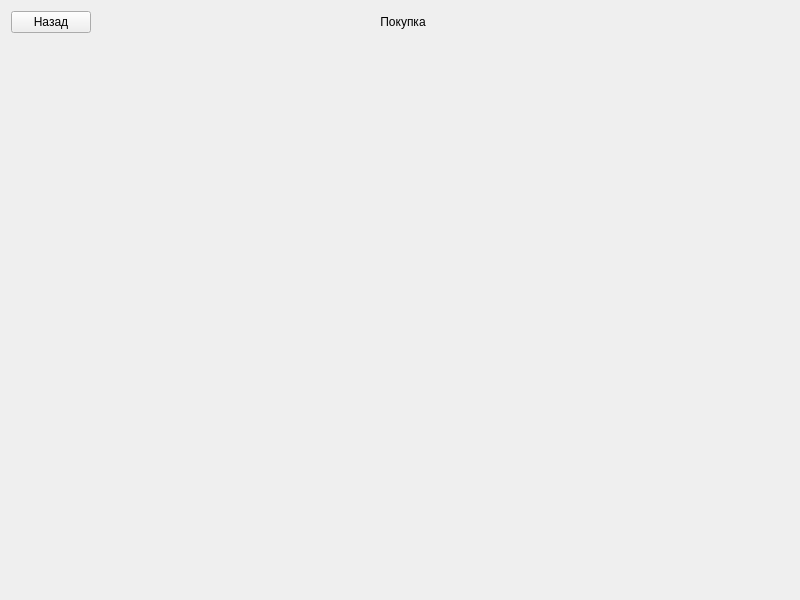
First picture: the form in shoppingwindow.ui, repository Sheron4ik/coursework, before the edit.
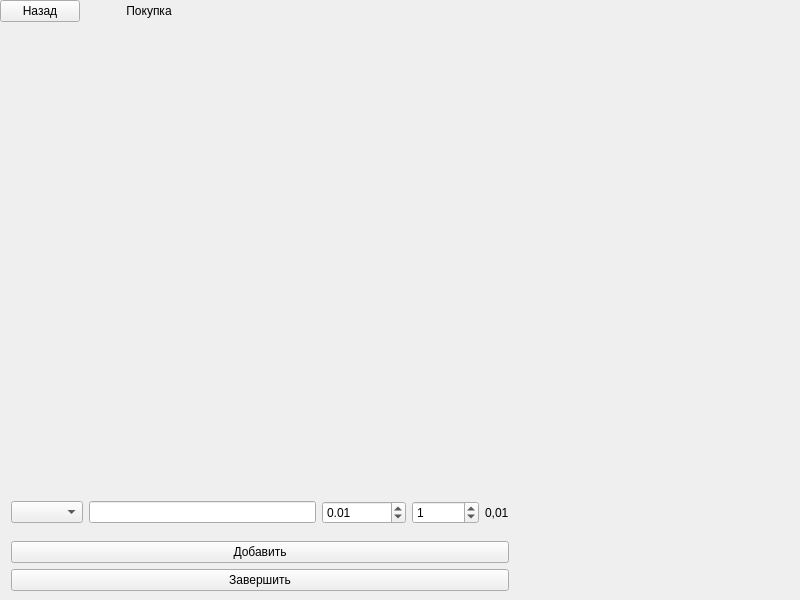
Second picture: the form after the edit.

Commit message: add fields and buttons for purchases in the ShoppingWindow

Patch:
```diff
--- a/shoppingwindow.ui
+++ b/shoppingwindow.ui
@@ -13,8 +13,7 @@
   <property name="windowTitle">
    <string>Form</string>
   </property>
-  <layout class="QVBoxLayout" name="verticalLayout">
-   <item>
+  <widget class="QWidget" name="">
     <layout class="QHBoxLayout" name="horizontalLayout_2">
      <item>
       <layout class="QHBoxLayout" name="horizontalLayout">
@@ -73,21 +72,70 @@
       </spacer>
      </item>
     </layout>
+  </widget>
+  <widget class="QWidget" name="">
+   <property name="geometry">
+    <rect>
+     <x>11</x>
+     <y>490</y>
+     <width>498</width>
+     <height>101</height>
+    </rect>
+   </property>
+   <layout class="QVBoxLayout" name="verticalLayout">
+    <item>
+     <layout class="QHBoxLayout" name="horizontalLayout_3">
+      <item>
+       <widget class="QComboBox" name="category"/>
    </item>
    <item>
-    <spacer name="verticalSpacer">
-     <property name="orientation">
-      <enum>Qt::Vertical</enum>
-     </property>
-     <property name="sizeHint" stdset="0">
-      <size>
-       <width>20</width>
-       <height>535</height>
-      </size>
-     </property>
-    </spacer>
-   </item>
-  </layout>
+       <widget class="QLineEdit" name="productName"/>
+      </item>
+      <item>
+       <widget class="QDoubleSpinBox" name="price">
+        <property name="maximum">
+         <double>999999999.990000009536743</double>
+        </property>
+        <property name="value">
+         <double>0.010000000000000</double>
+        </property>
+       </widget>
+      </item>
+      <item>
+       <widget class="QSpinBox" name="quantity">
+        <property name="maximum">
+         <number>999999999</number>
+        </property>
+        <property name="value">
+         <number>1</number>
+        </property>
+       </widget>
+      </item>
+      <item>
+       <widget class="QLabel" name="total">
+        <property name="text">
+         <string>0,01</string>
+        </property>
+       </widget>
+      </item>
+     </layout>
+    </item>
+    <item>
+     <widget class="QPushButton" name="add">
+      <property name="text">
+       <string>Добавить</string>
+      </property>
+     </widget>
+    </item>
+    <item>
+     <widget class="QPushButton" name="finish">
+      <property name="text">
+       <string>Завершить</string>
+      </property>
+     </widget>
+    </item>
+   </layout>
+  </widget>
  </widget>
  <resources/>
  <connections/>
```
Left out of the diff: 4 changed lines with no effect on the pictures. Lines whose indentation alone changed are shown as unchanged. The commit also changes 5 other files.
